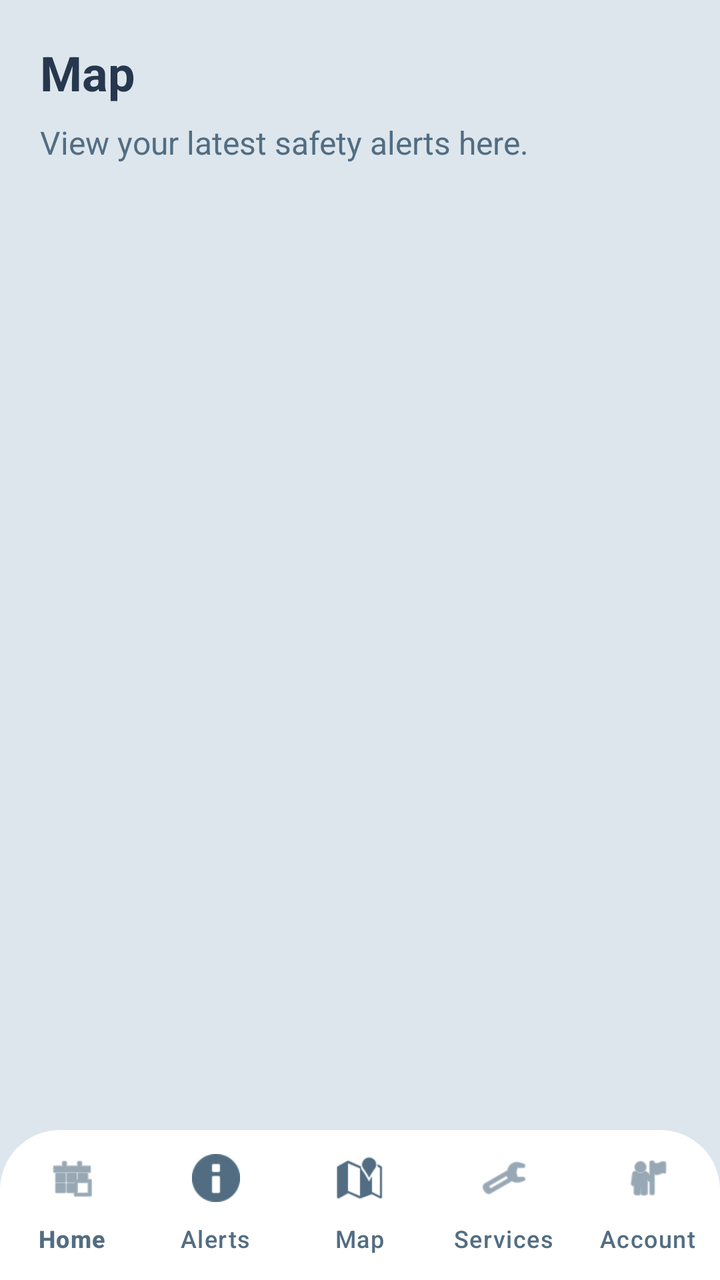
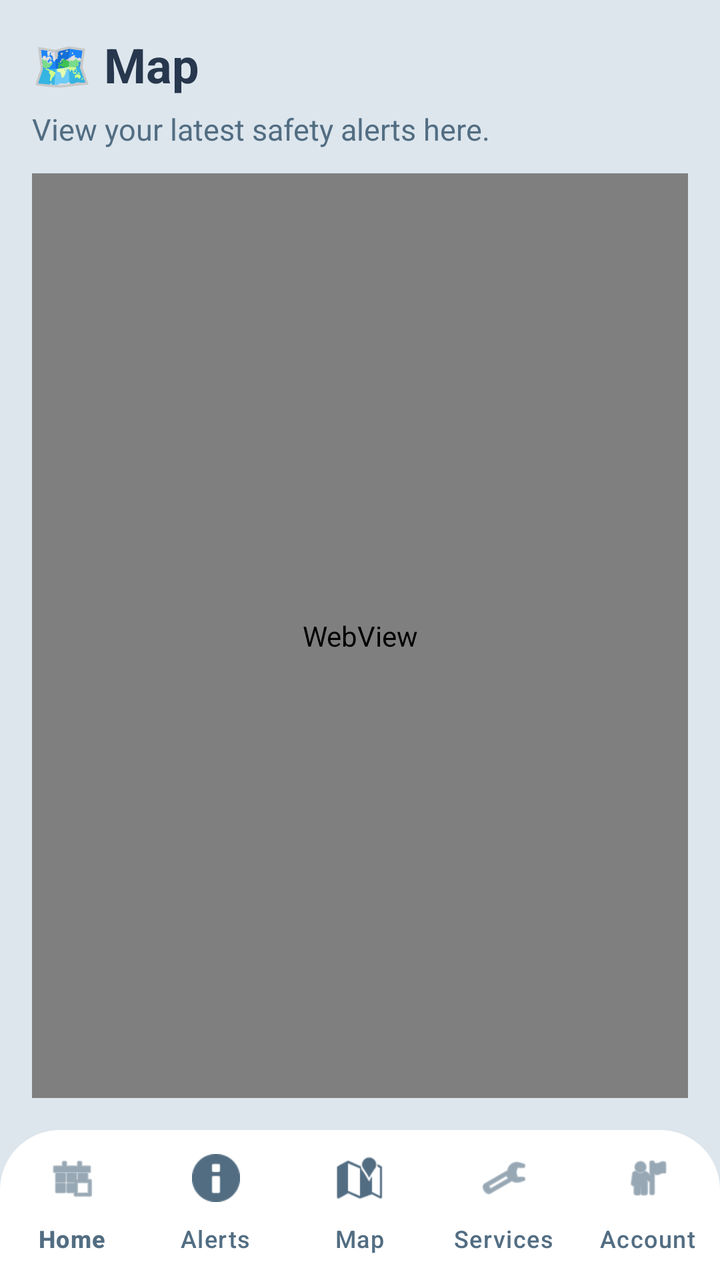

Before-and-after screenshots of an Android layout around one commit, followed by the original layout XML and the change that was made.
<!-- AndroidManifest.xml: application theme Theme.Crises -->
<!-- res/layout/activity_map.xml -->
<?xml version="1.0" encoding="utf-8"?>
<RelativeLayout xmlns:android="http://schemas.android.com/apk/res/android"
    xmlns:app="http://schemas.android.com/apk/res-auto"
    android:id="@+id/main"
    android:layout_width="match_parent"
    android:layout_height="match_parent"
    android:background="#DDE6ED">

    <ScrollView
        android:layout_width="match_parent"
        android:layout_height="match_parent"
        android:layout_above="@+id/bottomNavigation"
        android:clipToPadding="false">

        <LinearLayout
            android:layout_width="match_parent"
            android:layout_height="wrap_content"
            android:orientation="vertical"
            android:padding="20dp">

            <TextView
                android:layout_width="wrap_content"
                android:layout_height="wrap_content"
                android:text="Map"
                android:textSize="24sp"
                android:textColor="#27374D"
                android:textStyle="bold"/>

            <TextView
                android:layout_width="wrap_content"
                android:layout_height="wrap_content"
                android:layout_marginTop="8dp"
                android:text="View your latest safety alerts here."
                android:textColor="#526D82"
                android:textSize="16sp"/>
        </LinearLayout>
    </ScrollView>
    <com.google.android.material.bottomnavigation.BottomNavigationView
        android:id="@+id/bottomNavigation"
        android:layout_width="match_parent"
        android:layout_height="75dp"
        android:layout_alignParentBottom="true"
        android:background="@drawable/footer_background"
        app:itemIconTint="#526D82"
        app:itemTextColor="#526D82"
        app:labelVisibilityMode="labeled"
        app:menu="@menu/bottom_nav_menu"
        app:elevation="12dp" />

</RelativeLayout>
<!-- resources referenced by this layout -->
<resources>
  <!-- drawable footer_background (drawable) -->
  <?xml version="1.0" encoding="utf-8"?>
  <shape xmlns:android="http://schemas.android.com/apk/res/android">
      <solid android:color="#FFFFFF" />
      <corners
          android:topLeftRadius="30dp"
          android:topRightRadius="30dp" />
  </shape>
  <style name="Theme.Crises" parent="Base.Theme.Crises" />
  <style name="Base.Theme.Crises" parent="Theme.Material3.DayNight.NoActionBar">
  
      </style>
</resources>

<!-- the commit's change to res/layout/activity_map.xml (unified diff, before → after) -->
@@ -6,35 +6,42 @@
     android:layout_height="match_parent"
     android:background="#DDE6ED">
 
-    <ScrollView
+    
+    <LinearLayout
         android:layout_width="match_parent"
         android:layout_height="match_parent"
-        android:layout_above="@+id/bottomNavigation"
-        android:clipToPadding="false">
+        android:orientation="vertical"
+        android:padding="16dp"
+        android:layout_above="@id/bottomNavigation">
 
-        <LinearLayout
+        
+        <TextView
+            android:layout_width="wrap_content"
+            android:layout_height="wrap_content"
+            android:text="🗺️ Map"
+            android:textSize="24sp"
+            android:textColor="#27374D"
+            android:textStyle="bold"/>
+
+        <TextView
+            android:layout_width="wrap_content"
+            android:layout_height="wrap_content"
+            android:layout_marginTop="6dp"
+            android:text="View your latest safety alerts here."
+            android:textColor="#526D82"
+            android:textSize="15sp"/>
+
+        
+        <WebView
+            android:id="@+id/webview"
             android:layout_width="match_parent"
-            android:layout_height="wrap_content"
-            android:orientation="vertical"
-            android:padding="20dp">
+            android:layout_height="0dp"
+            android:layout_weight="1"
+            android:layout_marginTop="12dp"/>
 
-            <TextView
-                android:layout_width="wrap_content"
-                android:layout_height="wrap_content"
-                android:text="Map"
-                android:textSize="24sp"
-                android:textColor="#27374D"
-                android:textStyle="bold"/>
+    </LinearLayout>
 
-            <TextView
-                android:layout_width="wrap_content"
-                android:layout_height="wrap_content"
-                android:layout_marginTop="8dp"
-                android:text="View your latest safety alerts here."
-                android:textColor="#526D82"
-                android:textSize="16sp"/>
-        </LinearLayout>
-    </ScrollView>
+    
     <com.google.android.material.bottomnavigation.BottomNavigationView
         android:id="@+id/bottomNavigation"
         android:layout_width="match_parent"
